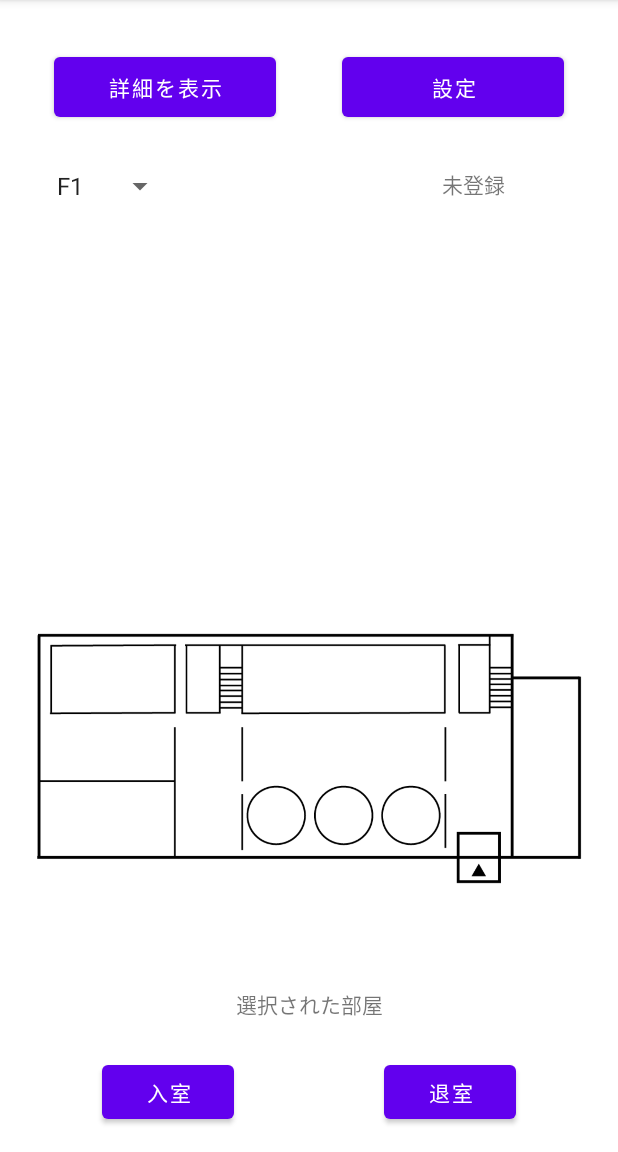
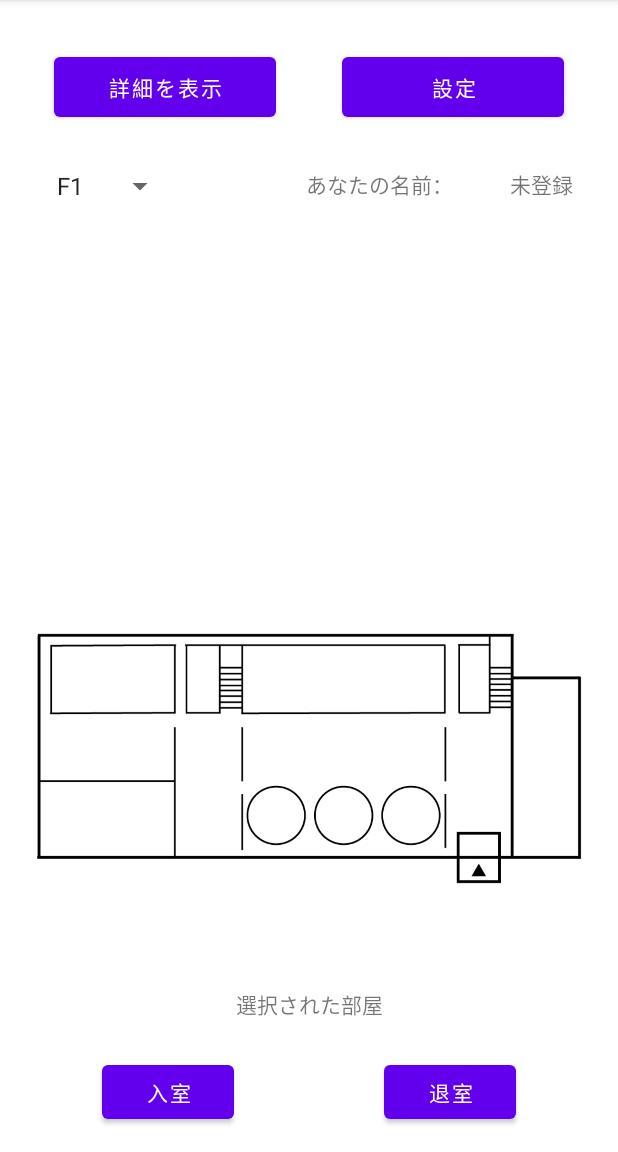
Before and after one commit to FunLocks/team2008, an Android app: the screen it shows after launch (MainActivity), on a phone screen of 412 x 824 dp, the part 84-1236 px from its top. Run offline under Robolectric (Android 15) with nearby library versions, the phone set to English and light mode, and no system bars; our stand-ins replace Firebase (no records; nobody signed in at launch, a user with empty details on screens opened directly).

Commit message:
[updata]マップに表示される名前を調整

```diff
--- a/Lets-Katikomi/app/src/main/res/layout/activity_main.xml
+++ b/Lets-Katikomi/app/src/main/res/layout/activity_main.xml
@@ -53,10 +53,11 @@
 
     <TextView
         android:id="@+id/username"
-        android:layout_width="87dp"
+        android:layout_width="80dp"
         android:layout_height="wrap_content"
         android:layout_marginTop="28dp"
         android:layout_marginEnd="30dp"
+        android:gravity="right"
         android:text="username"
         android:textSize="14sp"
         app:layout_constraintEnd_toEndOf="parent"
@@ -93,4 +94,13 @@
         app:layout_constraintBottom_toTopOf="@+id/button5"
         app:layout_constraintEnd_toEndOf="@+id/mapView"
         app:layout_constraintStart_toStartOf="@+id/mapView" />
+
+    <TextView
+        android:id="@+id/textView2"
+        android:layout_width="wrap_content"
+        android:layout_height="wrap_content"
+        android:layout_marginTop="28dp"
+        android:text="あなたの名前："
+        app:layout_constraintEnd_toStartOf="@+id/username"
+        app:layout_constraintTop_toBottomOf="@+id/button3" />
 </androidx.constraintlayout.widget.ConstraintLayout>
```
